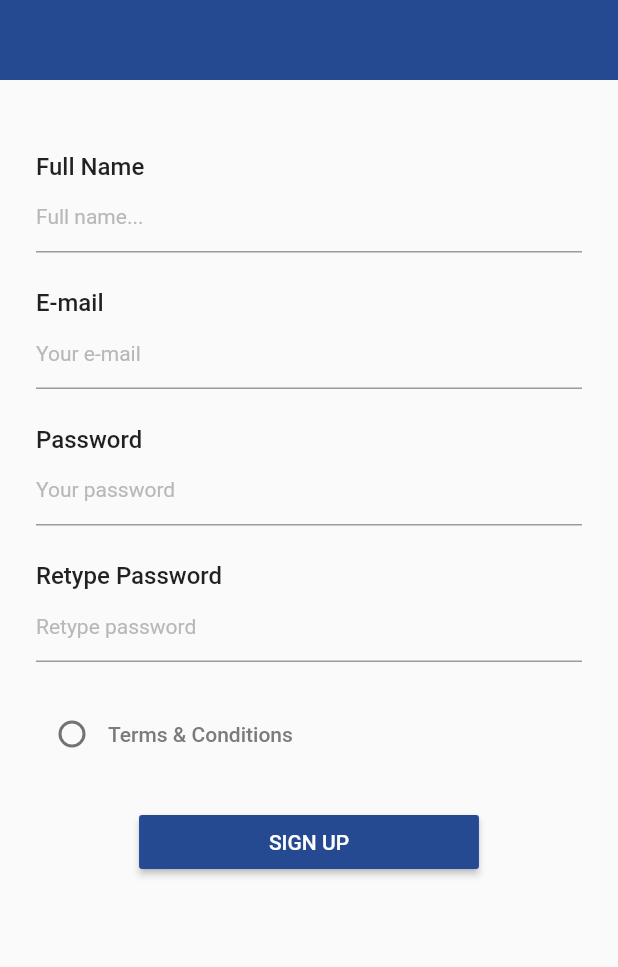
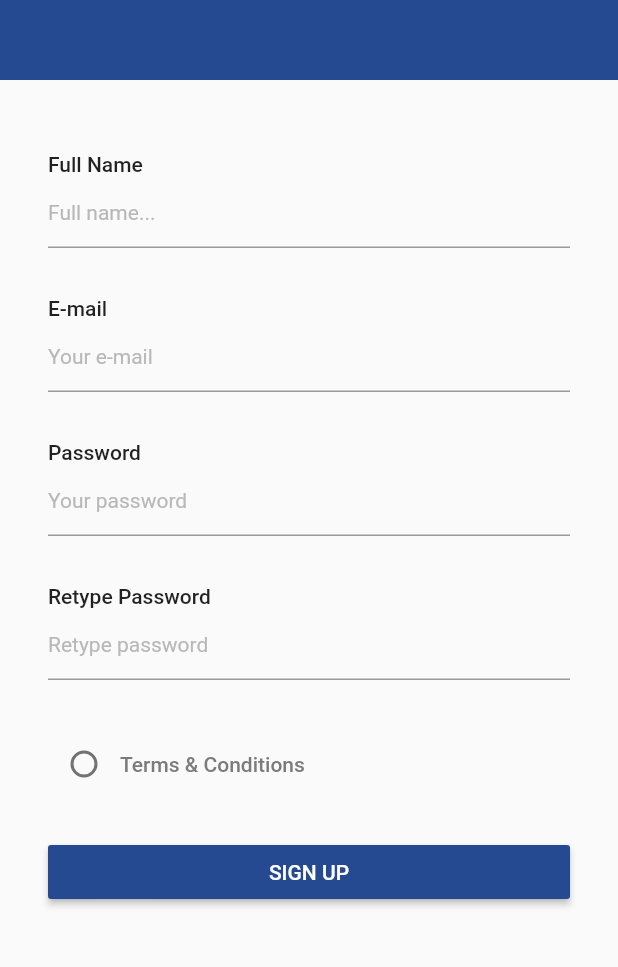
Before and after one commit to gurungsuraaj/fastTrackClient, a Flutter app: the SignUpActivity screen opened by its route, on a phone screen of 412 x 824 dp, the part 126-1093 px from its top. Run offline on Flutter 3.47's test engine with Material 2 defaults, Android fonts, the light colour scheme and no system bars; our stand-ins replace charts_flutter, circular_check_box, font_awesome_flutter, google_maps_flutter, modal_progress_hud, pin_code_text_field and 1 more.

Commit message:
redesigned signup screen

```diff
--- a/lib/screens/SignUpActivity.dart
+++ b/lib/screens/SignUpActivity.dart
@@ -19,12 +19,12 @@ class _SignUpActivity extends State<SignUpActivity> {
   /*Variables and declarations region*/
   var _scaffoldKey = new GlobalKey<ScaffoldState>();
   bool isProgressBarShown = false;
-  double MARGIN = 24;
+  double MARGIN = 32;
   double PADDING = 10.0;
 
   var fontWeightText = FontWeight.w500;
   var fontSizeTextField = 14.0;
-  var fontSizeText = 16.0;
+  var fontSizeText = 14.0;
   bool initialCheckBox = false;
 
   /*Variables and declarations end region*/
@@ -56,7 +56,7 @@ class _SignUpActivity extends State<SignUpActivity> {
                         crossAxisAlignment: CrossAxisAlignment.start,
                         children: <Widget>[
                           Container(
-                            margin: EdgeInsets.only(top: MARGIN),
+                            margin: EdgeInsets.only(top: 16),
                             child: Text(
                               'Full Name',
                               style: TextStyle(
@@ -161,7 +161,7 @@ class _SignUpActivity extends State<SignUpActivity> {
                           Center(
                             child: Container(
                               margin: EdgeInsets.only(top: 24.0),
-                              width: width * 0.55,
+                              width: width * 1,
                               child: RaisedButton(
                                 onPressed: () {
                                   Navigator.of(context)
```
